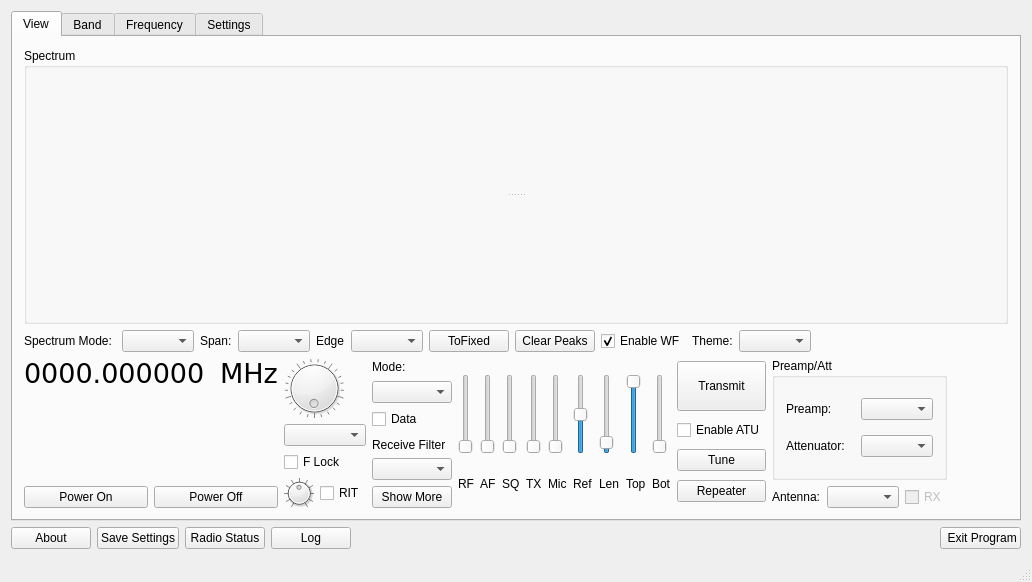
First picture: the form in wfmain.ui, repository adecarolis/wfweb, before the edit.
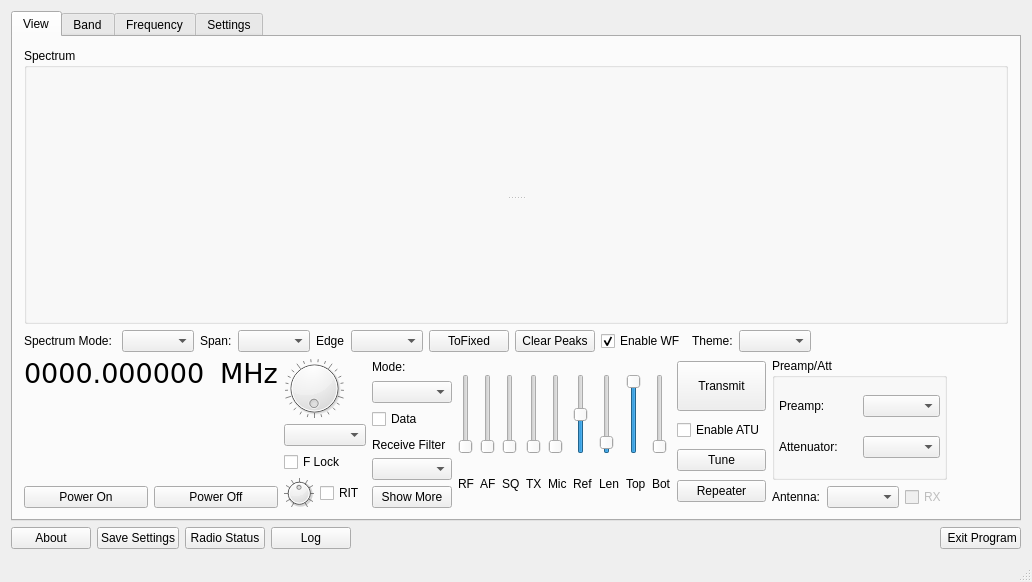
Second picture: the form after the edit. The open tabs and pages were chosen to show the change. Custom widgets are drawn as their Qt base class.

Diff of the .ui file:
```diff
--- a/wfmain.ui
+++ b/wfmain.ui
@@ -31,6 +31,18 @@
            <string>Spectrum</string>
           </property>
           <layout class="QVBoxLayout" name="verticalLayout_3">
+           <property name="leftMargin">
+            <number>0</number>
+           </property>
+           <property name="topMargin">
+            <number>7</number>
+           </property>
+           <property name="rightMargin">
+            <number>0</number>
+           </property>
+           <property name="bottomMargin">
+            <number>0</number>
+           </property>
            <item>
             <widget class="QSplitter" name="splitter">
              <property name="orientation">
@@ -1038,7 +1050,19 @@
               <property name="title">
                <string>Preamp/Att</string>
               </property>
-              <layout class="QVBoxLayout" name="verticalLayout_19">
+              <layout class="QVBoxLayout" name="preAttLayout">
+               <property name="leftMargin">
+                <number>4</number>
+               </property>
+               <property name="topMargin">
+                <number>4</number>
+               </property>
+               <property name="rightMargin">
+                <number>4</number>
+               </property>
+               <property name="bottomMargin">
+                <number>4</number>
+               </property>
                <item>
                 <layout class="QHBoxLayout" name="horizontalLayout_23">
                  <item>
```
Left out of the diff: 32 changed lines with no effect on the pictures.
